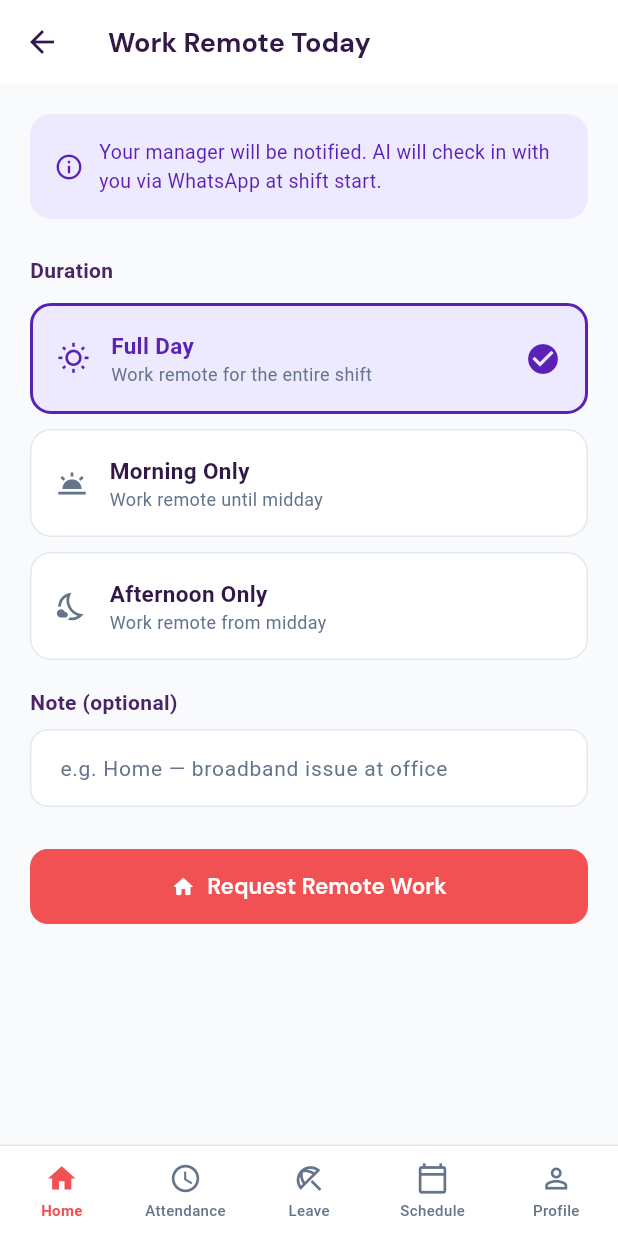
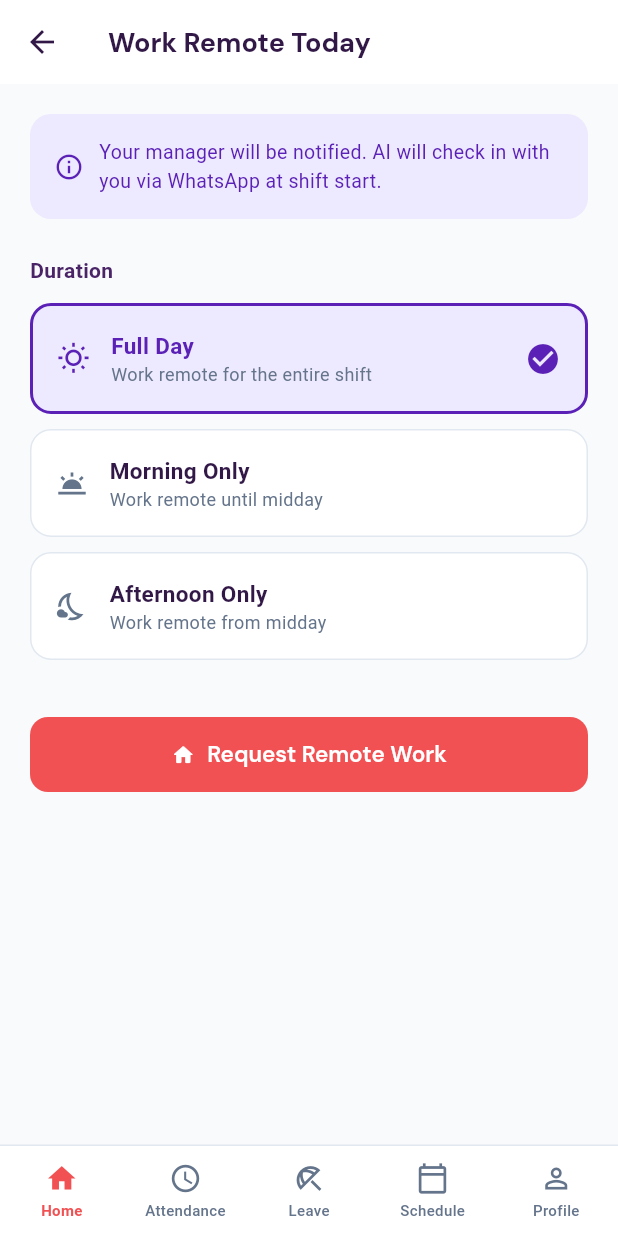
Before and after one commit to BilalkhanIO/Attenda-mobile, a Flutter app: the HomeScreen screen opened by its route, after a tap on an icon or button, on a phone screen of 412 x 824 dp. Run offline on Flutter 3.47's test engine with Material 3 defaults, Android fonts, the phone set to English and light mode, and no system bars; our stand-ins replace connectivity_plus, dio, flutter_secure_storage, go_router, google_fonts, hive_flutter and 2 more; missing offline and left inert: mobile_scanner, network_info_plus, workmanager; accounts and stored records are empty; network calls fail; statements that could not run were skipped.

Commit message:
feat: complete mobile remote work flow
- Add getMyRemoteSessions() to ApiService
- Load employee's own remote session after check-in to show pending/approved/
  rejected status in the home screen status card
- Hide the Work Remote quick action when already checked in, checked out, or
  already working remote (previously always shown)
- Remove the note text field from RemoteWorkScreen — it was never included in
  the API request so the UI was misleading

https://claude.ai/code/session_01QbCgc21SH3VVCLbK7B7cVs

```diff
--- a/lib/screens/home/home_screen.dart
+++ b/lib/screens/home/home_screen.dart
@@ -18,6 +18,7 @@ class HomeScreen extends StatefulWidget {
 class _HomeScreenState extends State<HomeScreen> with WidgetsBindingObserver {
   Map<String, dynamic>? _todayRecord;
   Map<String, dynamic>? _nextShift;
+  Map<String, dynamic>? _remoteSession;
   bool _loading       = true;
   bool _vpnDetected   = false;
   bool _gracePeriod   = false;
@@ -85,11 +86,24 @@ class _HomeScreenState extends State<HomeScreen> with WidgetsBindingObserver {
     try {
       final records = await api.getMyAttendance(days: 1);
       final shifts  = await api.getMyShifts();
+
+      final todayRecord = records.isNotEmpty ? records.first as Map<String, dynamic> : null;
+      final status = todayRecord?['status'] as String? ?? 'none';
+
+      Map<String, dynamic>? remoteSession;
+      if (status == 'remote') {
+        try {
+          final sessions = await api.getMyRemoteSessions();
+          remoteSession = sessions.isNotEmpty ? sessions.first as Map<String, dynamic> : null;
+        } catch (_) {}
+      }
+
       if (mounted) {
         setState(() {
-          _todayRecord = records.isNotEmpty ? records.first as Map<String, dynamic> : null;
-          _nextShift   = shifts.isNotEmpty  ? shifts.first  as Map<String, dynamic> : null;
-          _loading     = false;
+          _todayRecord   = todayRecord;
+          _nextShift     = shifts.isNotEmpty ? shifts.first as Map<String, dynamic> : null;
+          _remoteSession = remoteSession;
+          _loading       = false;
         });
         _updateElapsed();
       }
@@ -253,7 +267,12 @@ class _HomeScreenState extends State<HomeScreen> with WidgetsBindingObserver {
       cardColor   = AppColors.purple100;
       cardIcon    = Icons.home_rounded;
       statusTitle = 'Working Remotely 🏠';
-      statusSub   = 'AI will check in with you via WhatsApp';
+      final sessionStatus = _remoteSession?['status'] as String? ?? 'pending';
+      statusSub   = sessionStatus == 'approved'
+          ? 'Approved — AI will check in with you via WhatsApp'
+          : sessionStatus == 'rejected'
+              ? 'Rejected by manager — please contact HR'
+              : 'Pending manager approval';
     } else if (_checkedOut) {
       cardColor   = AppColors.gray100;
       cardIcon    = Icons.logout;
@@ -339,7 +358,8 @@ class _HomeScreenState extends State<HomeScreen> with WidgetsBindingObserver {
   Widget _buildQuickActions(BuildContext context) {
     final actions = [
       _QuickAction(icon: Icons.beach_access_outlined, label: 'Request\nLeave', color: AppColors.primary600, bg: AppColors.primary100, onTap: () => context.push('/leave/request')),
-      _QuickAction(icon: Icons.home_outlined, label: 'Work\nRemote', color: AppColors.purple700, bg: AppColors.purple100, onTap: () => context.push('/home/remote')),
+      if (!_checkedIn && !_checkedOut && !_isRemote)
+        _QuickAction(icon: Icons.home_outlined, label: 'Work\nRemote', color: AppColors.purple700, bg: AppColors.purple100, onTap: () => context.push('/home/remote')),
       _QuickAction(icon: Icons.calendar_today_outlined, label: 'My\nSchedule', color: AppColors.teal700, bg: AppColors.teal100, onTap: () => context.go('/schedule')),
       _QuickAction(icon: Icons.receipt_long_outlined, label: 'My\nPayslips', color: AppColors.warning800, bg: AppColors.warning100, onTap: () => context.go('/profile')),
     ];
--- a/lib/screens/home/remote_work_screen.dart
+++ b/lib/screens/home/remote_work_screen.dart
@@ -13,11 +13,7 @@ class RemoteWorkScreen extends StatefulWidget {
 
 class _RemoteWorkScreenState extends State<RemoteWorkScreen> {
   String _duration = 'full_day';
-  final _noteCtrl  = TextEditingController();
   bool _loading    = false;
-
-  @override
-  void dispose() { _noteCtrl.dispose(); super.dispose(); }
 
   Future<void> _submit() async {
     setState(() => _loading = true);
@@ -88,13 +84,6 @@ class _RemoteWorkScreenState extends State<RemoteWorkScreen> {
             ),
           ),
 
-        const SizedBox(height: 8),
-        const Text('Note (optional)', style: TextStyle(fontSize: 14, fontWeight: FontWeight.w700)),
-        const SizedBox(height: 8),
-        TextFormField(
-          controller: _noteCtrl,
-          decoration: const InputDecoration(hintText: 'e.g. Home — broadband issue at office'),
-        ),
         const SizedBox(height: 28),
         AppButton(label: 'Request Remote Work', icon: Icons.home_rounded, onPressed: _submit, loading: _loading),
       ]),
--- a/lib/services/api_service.dart
+++ b/lib/services/api_service.dart
@@ -105,6 +105,11 @@ class ApiService {
     return res.data['data'] as Map<String, dynamic>;
   }
 
+  Future<List<dynamic>> getMyRemoteSessions() async {
+    final res = await _dio.get('/attendance/remote/sessions/me');
+    return res.data['data'] as List;
+  }
+
   Future<Map<String, dynamic>> reportIpEvent(String ip, bool connected, {String? ssid}) async {
     final res = await _dio.post('/attendance/ip-event', data: {
       'ip':    ip,
```
